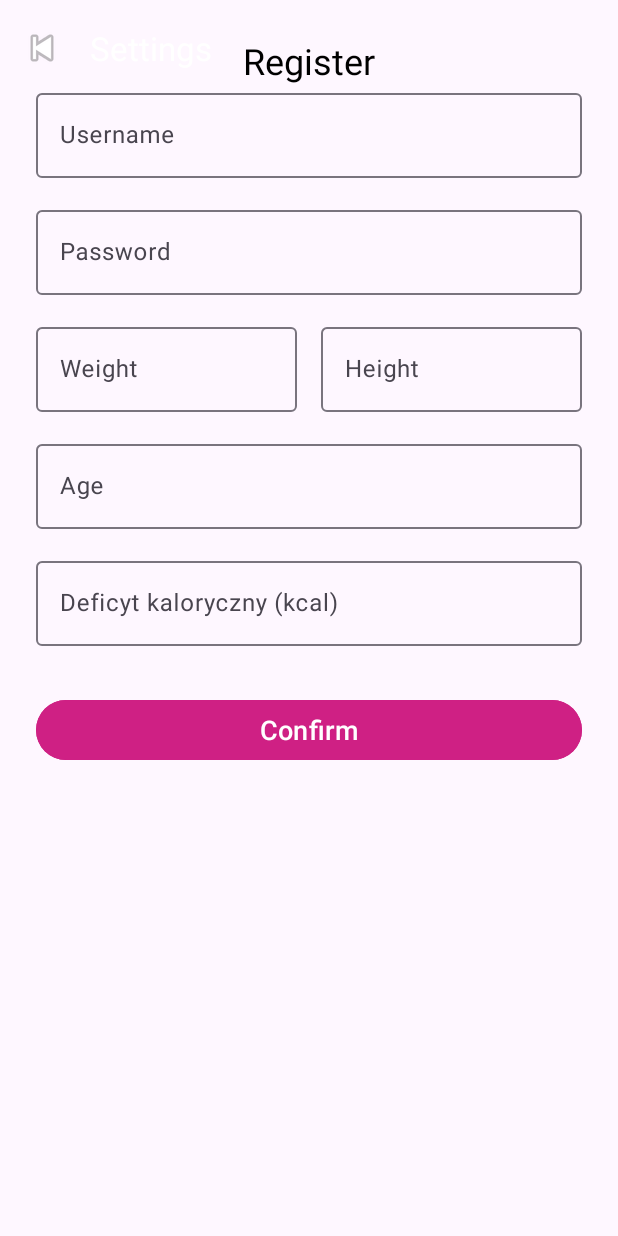
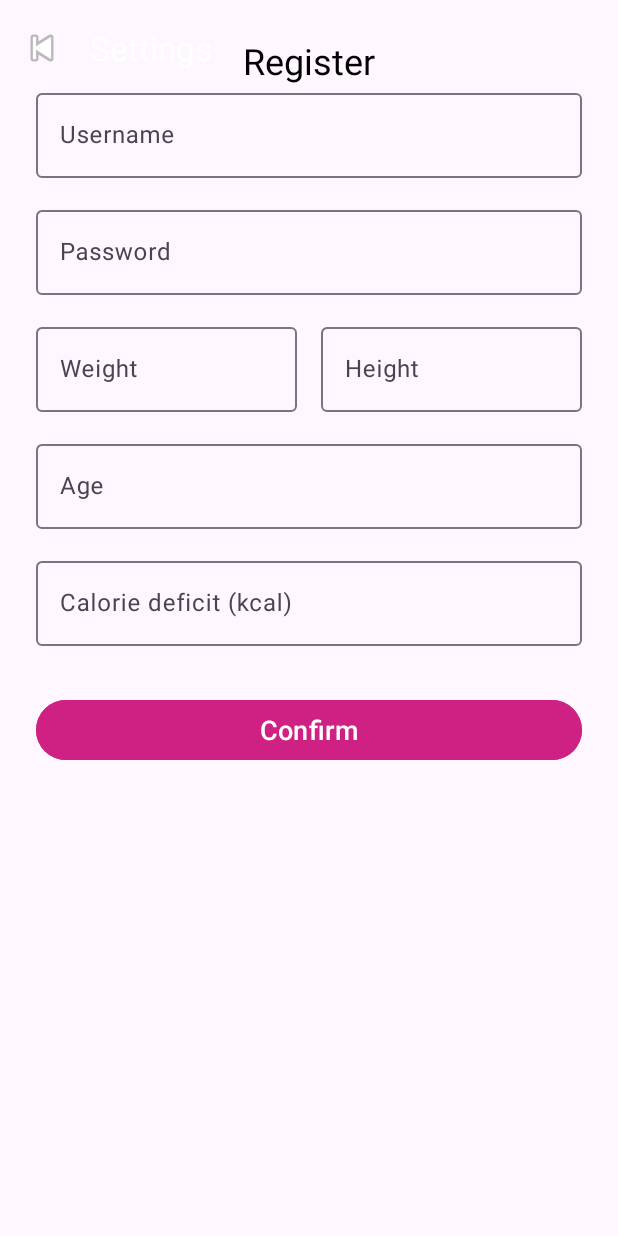
Before and after one commit to zyzkaa/android, an Android app: the RegisterFragment screen opened through its navigation route, on a phone screen of 412 x 824 dp. Run offline under Robolectric (Android 15) with nearby library versions, the phone set to English and light mode, and no system bars.

```diff
--- a/app/src/main/java/pl/edu/am_projekt/fragment/main/MainMenuFragment.kt
+++ b/app/src/main/java/pl/edu/am_projekt/fragment/main/MainMenuFragment.kt
@@ -35,5 +35,7 @@ class MainMenuFragment : Fragment(){
         binding.settingsButton.setOnClickListener{
             findNavController().navigate(R.id.action_mainMenu_to_appSettings)
         }
+
+
     }
 }
--- a/app/src/main/res/values-night/themes.xml
+++ b/app/src/main/res/values-night/themes.xml
@@ -1,9 +1,29 @@
 <resources xmlns:tools="http://schemas.android.com/tools">
     <style name="Theme.Am_projekt" parent="Theme.Material3.DayNight.NoActionBar">
+        <!-- Główne kolory dla dark mode -->
         <item name="colorPrimary">@color/primaryDark</item>
         <item name="colorPrimaryVariant">@color/primaryVariantDark</item>
         <item name="colorSecondary">@color/secondaryDark</item>
         <item name="colorSecondaryVariant">@color/secondaryVariantDark</item>
+
+        <!-- Tło, status bar, nawigacja -->
         <item name="background">@color/black</item>
+        <item name="android:statusBarColor">@color/black</item>
+        <item name="android:navigationBarColor">@color/black</item>
+        <item name="android:windowLightStatusBar">false</item>
+
+        <!-- Teksty -->
+        <item name="android:textColorPrimary">@color/white</item>
+        <item name="android:textColorSecondary">@color/gray_light</item>
+
+        <!-- Preferencje -->
+        <item name="preferenceCategoryTitleTextColor">@color/primaryDark</item>
+        <item name="preferenceTheme">@style/PreferenceThemeOverlay.Custom.Dark</item>
+    </style>
+
+    <style name="PreferenceThemeOverlay.Custom.Dark" parent="PreferenceThemeOverlay.v14.Material">
+        <item name="colorAccent">@color/primaryDark</item>
+        <item name="android:textColorPrimary">@color/white</item>
+        <item name="android:textColorSecondary">@color/gray_light</item>
     </style>
 </resources>
--- a/app/src/main/res/values/colors.xml
+++ b/app/src/main/res/values/colors.xml
@@ -13,4 +13,5 @@
     <color name="black">#FF000000</color>
     <color name="white">#FFFFFFFF</color>
     <color name="gray">#A3A3A3</color>
+    <color name="gray_light">#CCCCCC</color>
 </resources>
--- a/app/src/main/res/values/strings.xml
+++ b/app/src/main/res/values/strings.xml
@@ -42,7 +42,7 @@
     <string name="height_placeholder">Height</string>
     <string name="weight_placeholder">Weight</string>
     <string name="birthdate_placeholder">Birthdate</string>
-    <string name="deficit_placeholder">Deficyt kaloryczny (kcal)</string>
+    <string name="deficit_placeholder">Calorie deficit (kcal)</string>
 
     <string name="auth_start_text">App name</string>
     <string name="auth_start_login_button">Log in</string>
```
